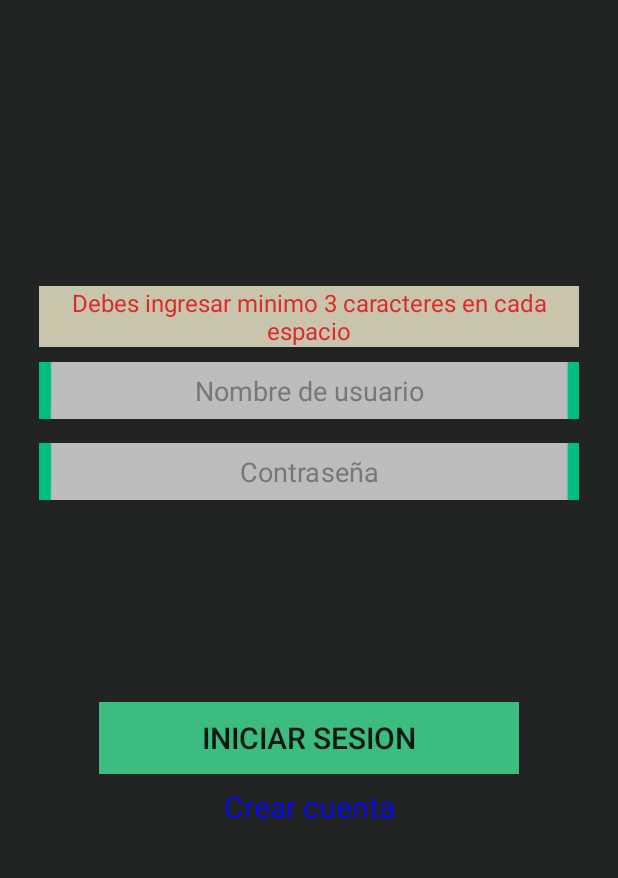
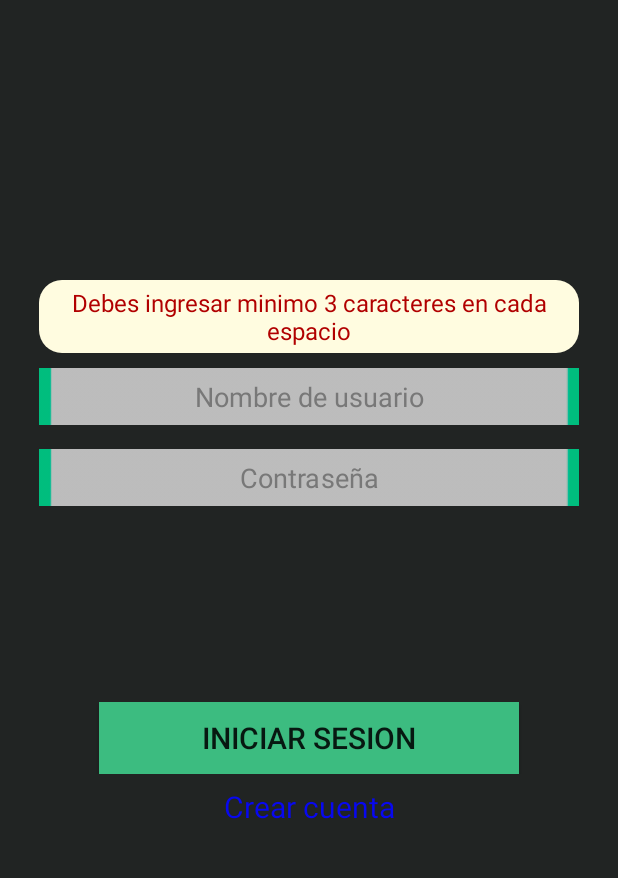
Before and after one commit to GabrielAran/Proyecto-final-Our-Tornament, an Android app: the screen it shows after launch (MainActivity), after a tap on "INICIAR SESION", on a phone screen of 412 x 824 dp, the part 349-1227 px from its top. Run offline under Robolectric (Android 15) with nearby library versions, the phone set to English and light mode, and no system bars.

Commit message:
Cambio Gluk

```diff
--- a/ProyectoOurTorunament/app/src/main/java/com/example/ourtournament/MainActivity.java
+++ b/ProyectoOurTorunament/app/src/main/java/com/example/ourtournament/MainActivity.java
@@ -63,7 +63,7 @@ public class MainActivity<task> extends AppCompatActivity {
         super.onCreate(savedInstanceState);
 
         P = CargarSharedPreferences();
-        //P.EliminarInt("IDUsuario");
+        P.EliminarInt("IDUsuario");
         IDUsuario = P.ObtenerInt("IDUsuario",-1);
 
         if(IDUsuario==-1)
--- a/ProyectoOurTorunament/app/src/main/res/drawable/bordes_rondeados.xml
+++ b/ProyectoOurTorunament/app/src/main/res/drawable/borde_fondo_manteca.xml
@@ -5,13 +5,13 @@
 
     <!-- Color de fondo de la vista -->
     <solid
-        android:color="#000" >
+        android:color="#FFFCE0" >
     </solid>
 
     <!-- Color y ancho del borde del elemento -->
     <stroke
-        android:width="1dp"
-        android:color="#373737">
+        android:width="0dp"
+        android:color="#212423">
     </stroke>
 
     <!-- Si queremos añadir algún padding -->
--- a/ProyectoOurTorunament/app/src/main/res/layout/administracion.xml
+++ b/ProyectoOurTorunament/app/src/main/res/layout/administracion.xml
@@ -88,7 +88,7 @@
             android:layout_height="40dp"
             android:layout_gravity="center"
             android:layout_marginBottom="10dp"
-            android:background="@drawable/bordes_rondeados_fondoverde"
+            android:background="@drawable/bordes_fondo_verde"
             android:text="Configuración"
             android:textSize="18sp" />
 
@@ -98,7 +98,7 @@
             android:layout_height="40dp"
             android:layout_gravity="center"
             android:layout_marginBottom="8dp"
-            android:background="@drawable/bordes_rondeados_fondoverde"
+            android:background="@drawable/bordes_fondo_verde"
             android:text="Perfil"
             android:textSize="18sp" />
     </LinearLayout>
--- a/ProyectoOurTorunament/app/src/main/res/layout/iniciar_sesion.xml
+++ b/ProyectoOurTorunament/app/src/main/res/layout/iniciar_sesion.xml
@@ -24,8 +24,8 @@
             android:layout_marginBottom="10dp"
             android:gravity="center"
             android:text=""
-            android:textColor="#DC2A2A"
-            android:background="#C8C5AC"
+            android:textColor="#B10000"
+            android:background="@drawable/borde_fondo_manteca"
             android:textSize="16dp"
             android:visibility="gone"/>
         <EditText
--- a/ProyectoOurTorunament/app/src/main/res/layout/item_equipos_por_torneo.xml
+++ b/ProyectoOurTorunament/app/src/main/res/layout/item_equipos_por_torneo.xml
@@ -3,7 +3,7 @@
     xmlns:android="http://schemas.android.com/apk/res/android"
     android:layout_width="240dp"
     android:layout_height="50dp"
-    android:background="@drawable/bordes_rondeados_gris"
+    android:background="@drawable/borde_grisclaro_fondo_gris"
     android:layout_gravity="center"
     android:gravity="center"
     android:orientation="vertical">
@@ -17,7 +17,7 @@
     xmlns:android="http://schemas.android.com/apk/res/android"
     android:layout_width="wrap_content"
     android:layout_height="50dp"
-    android:background="@drawable/bordes_rondeados_gris"
+    android:background="@drawable/borde_grisclaro_fondo_gris"
     android:layout_gravity="center"
     android:gravity="center"
     >
--- a/ProyectoOurTorunament/app/src/main/res/layout/item_lista_torneos_seguidos.xml
+++ b/ProyectoOurTorunament/app/src/main/res/layout/item_lista_torneos_seguidos.xml
@@ -9,12 +9,12 @@
     app:layout_constraintEnd_toEndOf="parent"
     app:layout_constraintStart_toStartOf="parent"
     app:layout_constraintTop_toTopOf="parent"
-    android:background="@drawable/bordes_rondeados">
+    android:background="@drawable/borde_gris_fondo_negro">
 
 
     <de.hdodenhof.circleimageview.CircleImageView
         android:id="@+id/PerfilTorneo"
-        android:layout_width="45dp"
+        android:layout_width="35dp"
         android:layout_height="50dp"
         android:layout_marginLeft="10dp"
         app:layout_constraintStart_toStartOf="parent"
--- a/ProyectoOurTorunament/app/src/main/res/layout/simple_lista_centrada.xml
+++ b/ProyectoOurTorunament/app/src/main/res/layout/simple_lista_centrada.xml
@@ -1,7 +1,7 @@
 <?xml version="1.0" encoding="utf-8"?>
 <TextView xmlns:android="http://schemas.android.com/apk/res/android"
     android:id="@android:id/text1"
-    android:background="@drawable/bordes_rondeados"
+    android:background="@drawable/borde_gris_fondo_negro"
     android:layout_width="match_parent"
     android:layout_height="wrap_content"
     android:textAppearance="?android:attr/textAppearanceListItemSmall"
--- a/ProyectoOurTorunament/app/src/main/res/layout/un_partido.xml
+++ b/ProyectoOurTorunament/app/src/main/res/layout/un_partido.xml
@@ -89,7 +89,7 @@
         app:layout_constraintStart_toStartOf="parent"
         app:layout_constraintTop_toBottomOf="@id/algo"
         app:srcCompat="@drawable/icono_equipo"
-        android:background="@drawable/bordes_blancos"
+        android:background="@drawable/borde_verde_fondo_nada"
         android:padding="16dp"
         />
 
@@ -102,7 +102,7 @@
         app:layout_constraintStart_toEndOf="@+id/Resultado"
         app:layout_constraintTop_toBottomOf="@id/algo"
         app:srcCompat="@drawable/icono_equipo"
-        android:background="@drawable/bordes_blancos"
+        android:background="@drawable/borde_verde_fondo_nada"
         android:padding="16dp"/>
 
     <TextView
```
Also changed, not shown: ProyectoOurTorunament/app/src/main/res/drawable/borde_gris_fondo_negro.xml (added, +30 -0 lines), ProyectoOurTorunament/app/src/main/res/layout/item_lista_torneos.xml (+6 -6 lines), ProyectoOurTorunament/app/src/main/res/drawable/borde_grisclaro_fondo_gris.xml (renamed from ProyectoOurTorunament/app/src/main/res/drawable/bordes_rondeados_gris.xml), ProyectoOurTorunament/app/src/main/res/drawable/borde_verde_fondo_gris.xml (renamed from ProyectoOurTorunament/app/src/main/res/drawable/bordes_rondeados_con_verde.xml), ProyectoOurTorunament/app/src/main/res/drawable/borde_verde_fondo_nada.xml (renamed from ProyectoOurTorunament/app/src/main/res/drawable/bordes_blancos.xml), ProyectoOurTorunament/app/src/main/res/drawable/bordes_fondo_verde.xml (renamed from ProyectoOurTorunament/app/src/main/res/drawable/bordes_rondeados_fondoverde.xml).
